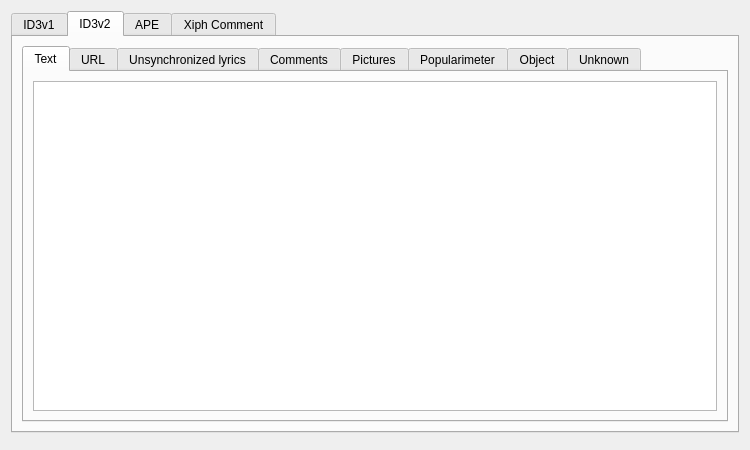
isuhao/TMediaPlayer, file Form/DialogEditMetadata.ui: the form before one commit.
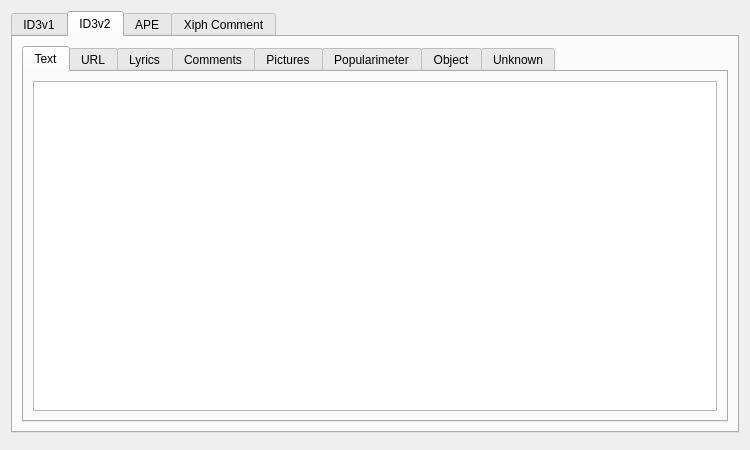
The form after the commit. The open tabs and pages were chosen to show the change.

```diff
--- a/Form/DialogEditMetadata.ui
+++ b/Form/DialogEditMetadata.ui
@@ -171,7 +171,7 @@
          </widget>
          <widget class="QWidget" name="tabUnsyncLyrics">
           <attribute name="title">
-           <string>Unsynchronized lyrics</string>
+           <string>Lyrics</string>
           </attribute>
           <layout class="QVBoxLayout" name="verticalLayout_5">
            <item>
```
Left out of the diff: 84 changed lines with no effect on the pictures.
